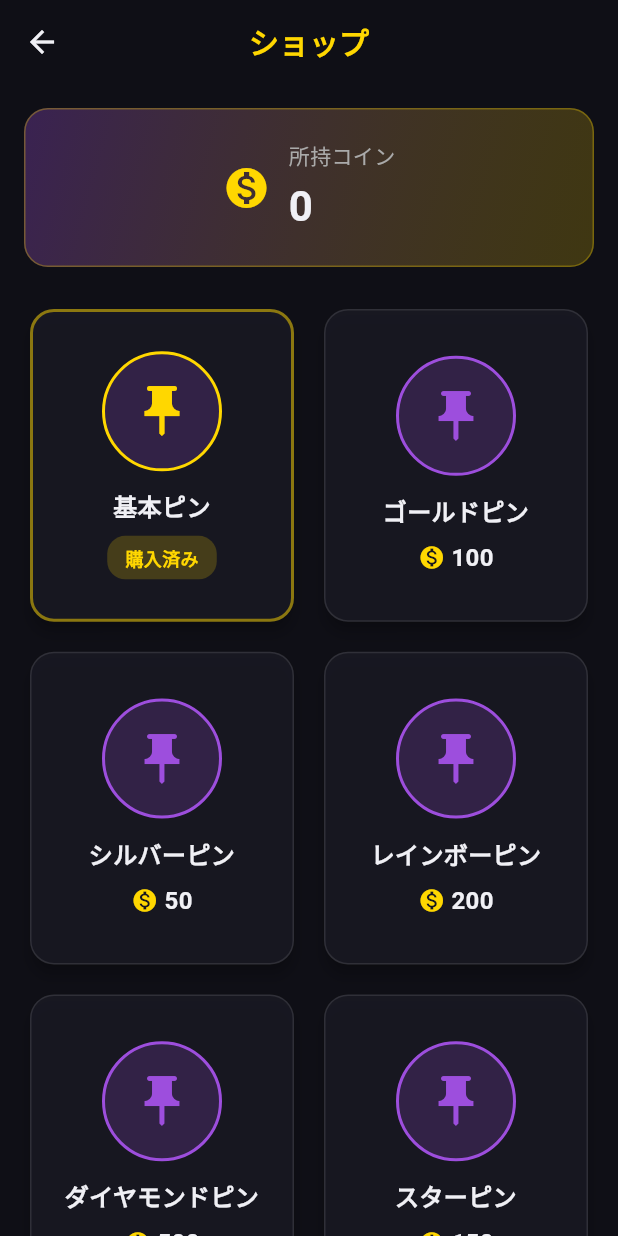
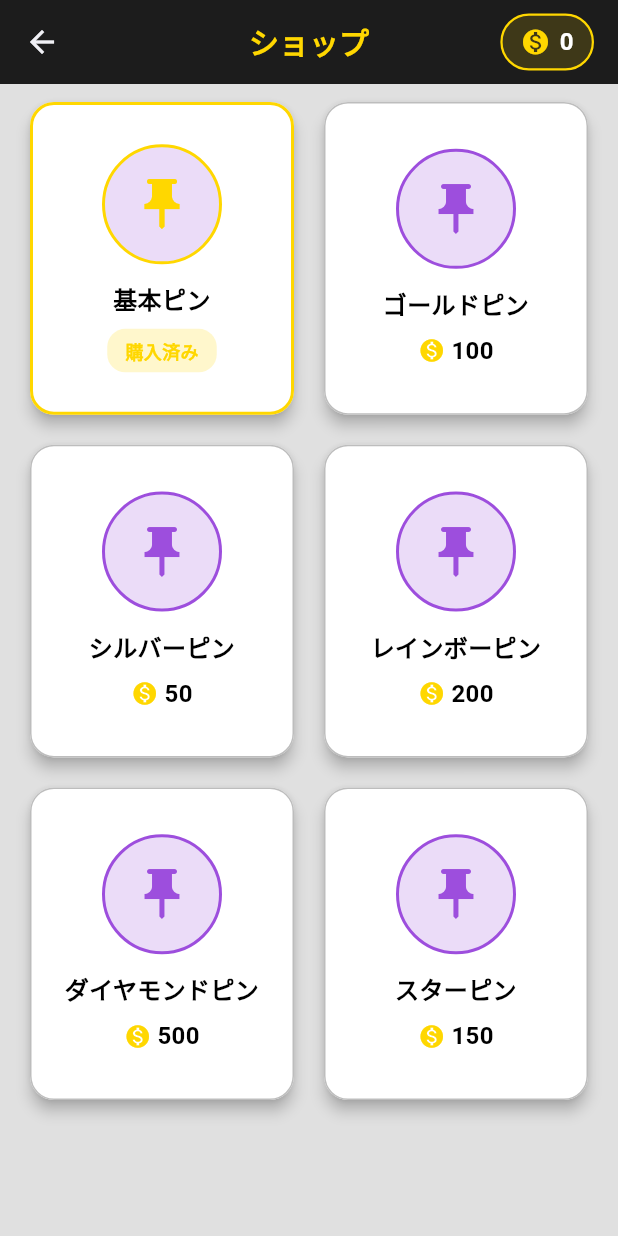
Before and after one commit to j22268tm/numyp, a Flutter app: the ShopScreen screen opened directly, on a phone screen of 412 x 824 dp. Run offline on Flutter 3.47's test engine with Material 3 defaults, Android fonts, the phone set to English and light mode, and no system bars; our stand-ins replace dio, flutter_riverpod, google_maps_flutter; Roboto replaces fonts that are missing (Noto Sans JP).

Commit message:
shop screen

```diff
--- a/numyp/lib/screens/shop/shop_screeen.dart
+++ b/numyp/lib/screens/shop/shop_screeen.dart
@@ -26,64 +26,47 @@ class ShopScreen extends ConsumerWidget {
     ];
 
     return Scaffold(
-      backgroundColor: colors.midnightBackground,
+      backgroundColor: Colors.grey[300],
       appBar: AppBar(
-        title: const Text('ショップ'),
-        backgroundColor: colors.midnightBackground,
-        foregroundColor: colors.textPrimary,
+        title: Text(
+          'ショップ',
+          style: TextStyle(
+            color: colors.magicGold,
+            fontWeight: FontWeight.bold,
+          ),
+        ),
+        backgroundColor: const Color(0xFF1C1C1C),
+        foregroundColor: Colors.black,
         elevation: 0,
-      ),
-      body: Column(
-        children: [
-          // コイン残高表示セクション
+        actions: [
           Container(
-            width: double.infinity,
-            margin: const EdgeInsets.all(16),
-            padding: const EdgeInsets.all(20),
+            margin: const EdgeInsets.only(right: 16),
+            padding: const EdgeInsets.symmetric(horizontal: 12, vertical: 6),
             decoration: BoxDecoration(
-              gradient: LinearGradient(
-                colors: [
-                  colors.fantasyPurple.withValues(alpha: 0.3),
-                  colors.magicGold.withValues(alpha: 0.2),
-                ],
-                begin: Alignment.topLeft,
-                end: Alignment.bottomRight,
-              ),
-              borderRadius: BorderRadius.circular(16),
-              border: Border.all(
-                color: colors.magicGold.withValues(alpha: 0.3),
-              ),
+              color: colors.magicGold.withValues(alpha: 0.15),
+              borderRadius: BorderRadius.circular(20),
+              border: Border.all(color: colors.magicGold, width: 1.5),
             ),
             child: Row(
-              mainAxisAlignment: MainAxisAlignment.center,
+              mainAxisSize: MainAxisSize.min,
               children: [
-                Icon(Icons.monetization_on, color: colors.magicGold, size: 32),
-                const SizedBox(width: 12),
-                Column(
-                  crossAxisAlignment: CrossAxisAlignment.start,
-                  children: [
-                    Text(
-                      '所持コイン',
-                      style: TextStyle(
-                        color: colors.textSecondary,
-                        fontSize: 14,
-                      ),
-                    ),
-                    const SizedBox(height: 4),
-                    Text(
-                      '${user?.coins ?? 0}',
-                      style: TextStyle(
-                        color: colors.textPrimary,
-                        fontSize: 28,
-                        fontWeight: FontWeight.bold,
-                      ),
-                    ),
-                  ],
+                Icon(Icons.monetization_on, color: colors.magicGold, size: 20),
+                const SizedBox(width: 6),
+                Text(
+                  '${user?.coins ?? 0}',
+                  style: const TextStyle(
+                    color: Colors.white,
+                    fontSize: 16,
+                    fontWeight: FontWeight.bold,
+                  ),
                 ),
               ],
             ),
           ),
-
+        ],
+      ),
+      body: Column(
+        children: [
           // ピンアイコングリッド
           Expanded(
             child: GridView.builder(
@@ -107,12 +90,12 @@ class ShopScreen extends ConsumerWidget {
                     borderRadius: BorderRadius.circular(16),
                     side: BorderSide(
                       color: isPurchased
-                          ? colors.magicGold.withValues(alpha: 0.5)
-                          : Colors.white10,
+                          ? colors.magicGold
+                          : Colors.grey.shade400,
                       width: isPurchased ? 2 : 1,
                     ),
                   ),
-                  color: colors.cardSurface.withValues(alpha: 0.8),
+                  color: Colors.white,
                   child: InkWell(
                     onTap: () {
                       // 購入処理を実装
@@ -158,8 +141,8 @@ class ShopScreen extends ConsumerWidget {
                           // スキン名
                           Text(
                             name,
-                            style: TextStyle(
-                              color: colors.textPrimary,
+                            style: const TextStyle(
+                              color: Colors.black,
                               fontSize: 16,
                               fontWeight: FontWeight.bold,
                             ),
@@ -199,8 +182,8 @@ class ShopScreen extends ConsumerWidget {
                                 const SizedBox(width: 4),
                                 Text(
                                   '$price',
-                                  style: TextStyle(
-                                    color: colors.textPrimary,
+                                  style: const TextStyle(
+                                    color: Colors.black,
                                     fontSize: 16,
                                     fontWeight: FontWeight.bold,
                                   ),
```
